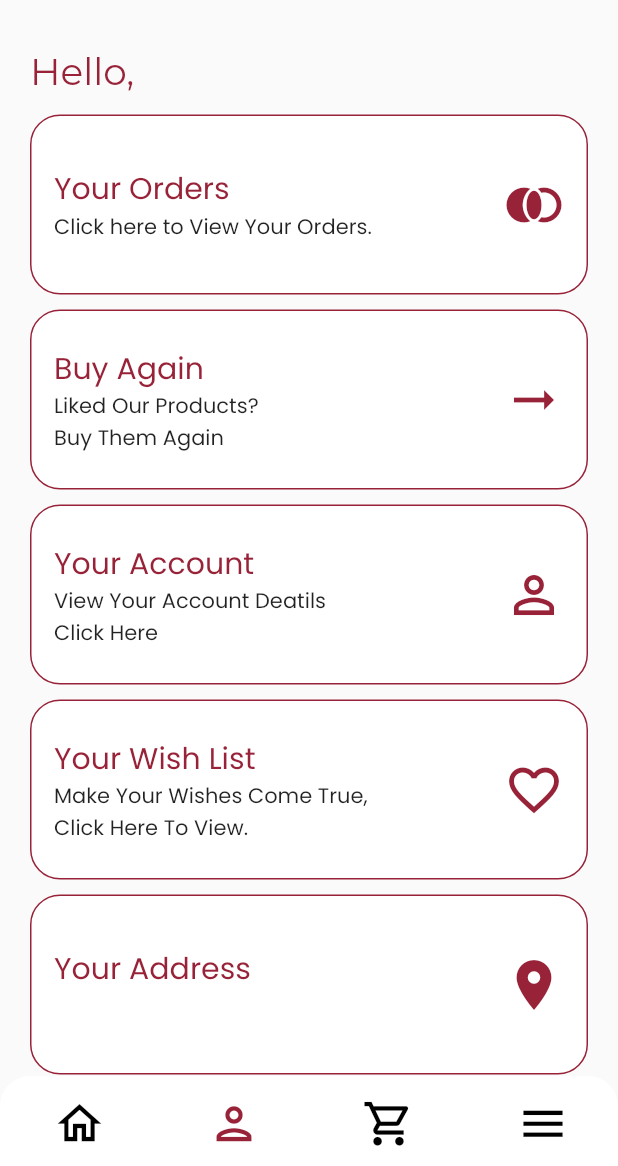
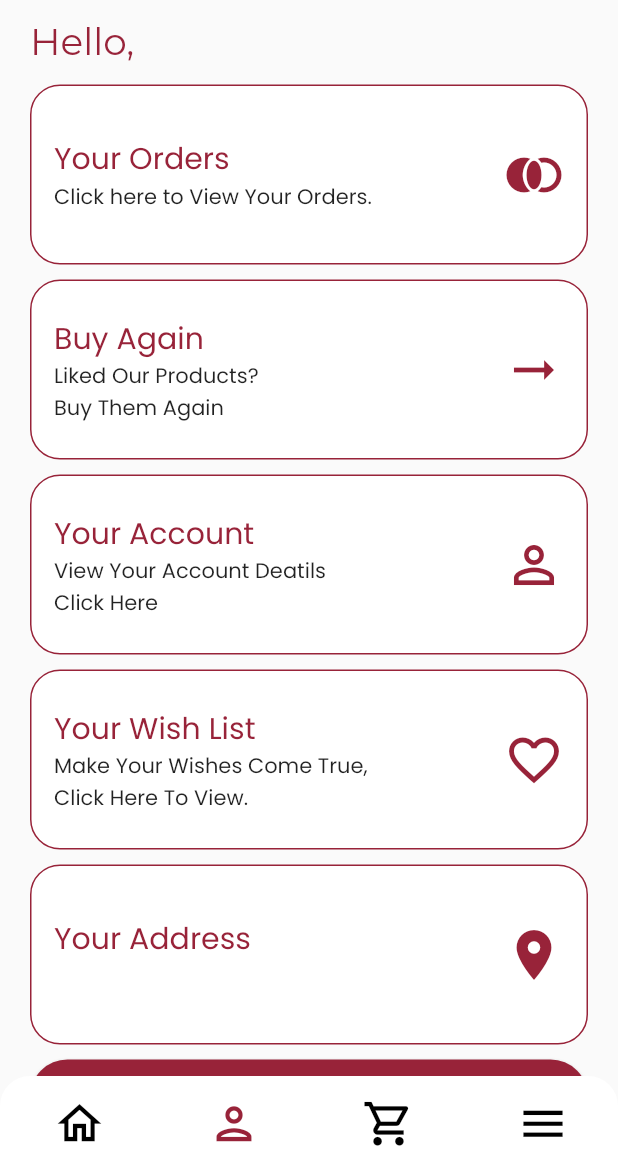
Before and after one commit to shivanshg06/nivika_asper, a Flutter app: the DashBoard screen opened directly with empty values, item 2 of the bottom bar chosen, on a phone screen of 412 x 824 dp, the part 70-1236 px from its top. Run offline on Flutter 3.47's test engine with Material 2 defaults, Android fonts, the light colour scheme and no system bars; our stand-ins replace another_flushbar, cloud_firestore, firebase_auth, firebase_core, firebase_storage, image_cropper and 1 more; missing offline and left inert: onboarding; accounts and stored records are empty.

Commit message:
profile hopefully complete

```diff
--- a/lib/screens/profilescreen.dart
+++ b/lib/screens/profilescreen.dart
@@ -26,7 +26,7 @@ class _ProfileScreenState extends State<ProfileScreen> {
   @override
   Widget build(BuildContext context) {
     return Padding(
-      padding: const EdgeInsets.fromLTRB(20, 20, 20, 0),
+      padding: const EdgeInsets.symmetric(vertical: 0, horizontal: 20),
       child: SingleChildScrollView(
         child: Column(
           crossAxisAlignment: CrossAxisAlignment.center,
@@ -88,7 +88,7 @@ class _ProfileScreenState extends State<ProfileScreen> {
               extraInfo: 'Make Your Wishes Come True,\nClick Here To View.',
             ),
             const SizedBox(height: 10),
-            InformtionLabel1(
+            InformtionLabel2(
               context: context,
               title: 'Your Address',
               iconData: Icons.location_on,
@@ -105,6 +105,7 @@ class _ProfileScreenState extends State<ProfileScreen> {
               callback: signOut,
               text: 'Sign Out',
             ),
+            const SizedBox(height: 10),
           ],
         ),
       ),
--- a/lib/widgets/label.dart
+++ b/lib/widgets/label.dart
@@ -1,4 +1,4 @@
-// ignore_for_file: must_be_immutable, prefer_const_literals_to_create_immutables, prefer_const_constructors
+// ignore_for_file: must_be_immutable, prefer_const_literals_to_create_immutables, prefer_const_constructors, library_private_types_in_public_api
 
 import 'package:flutter/material.dart';
 import 'package:nivika_asper/constants/colour_codes.dart';
@@ -74,3 +74,71 @@ class _InformtionLabel1State extends State<InformtionLabel1> {
     );
   }
 }
+
+class InformtionLabel2 extends StatefulWidget {
+  InformtionLabel2(
+      {super.key,
+      required this.context,
+      required this.title,
+      required this.iconData,
+      required this.callback,
+      required this.extraInfo});
+  BuildContext context;
+  String title;
+  IconData iconData;
+  VoidCallback callback;
+  String extraInfo;
+  @override
+  _InformtionLabel2State createState() => _InformtionLabel2State();
+}
+
+class _InformtionLabel2State extends State<InformtionLabel2> {
+  @override
+  Widget build(BuildContext context) {
+    return GestureDetector(
+      onTap: widget.callback,
+      child: Container(
+        width: MediaQuery.of(context).size.width,
+        height: 120,
+        decoration: BoxDecoration(
+          color: primaryColour,
+          borderRadius: BorderRadius.circular(20),
+          border: Border.all(color: accentColour),
+        ),
+        child: Padding(
+          padding: const EdgeInsets.all(15.0),
+          child: Row(
+            mainAxisAlignment: MainAxisAlignment.spaceBetween,
+            children: [
+              Column(
+                mainAxisAlignment: MainAxisAlignment.center,
+                crossAxisAlignment: CrossAxisAlignment.start,
+                children: [
+                  Text(
+                    widget.title,
+                    style: TextStyle(
+                      color: accentColour,
+                      fontSize: 20,
+                    ),
+                  ),
+                  Container(
+                    width: 250,
+                    child: Text(
+                      widget.extraInfo,
+                      overflow: TextOverflow.ellipsis,
+                    ),
+                  ),
+                ],
+              ),
+              Icon(
+                widget.iconData,
+                color: accentColour,
+                size: 40,
+              )
+            ],
+          ),
+        ),
+      ),
+    );
+  }
+}
```
